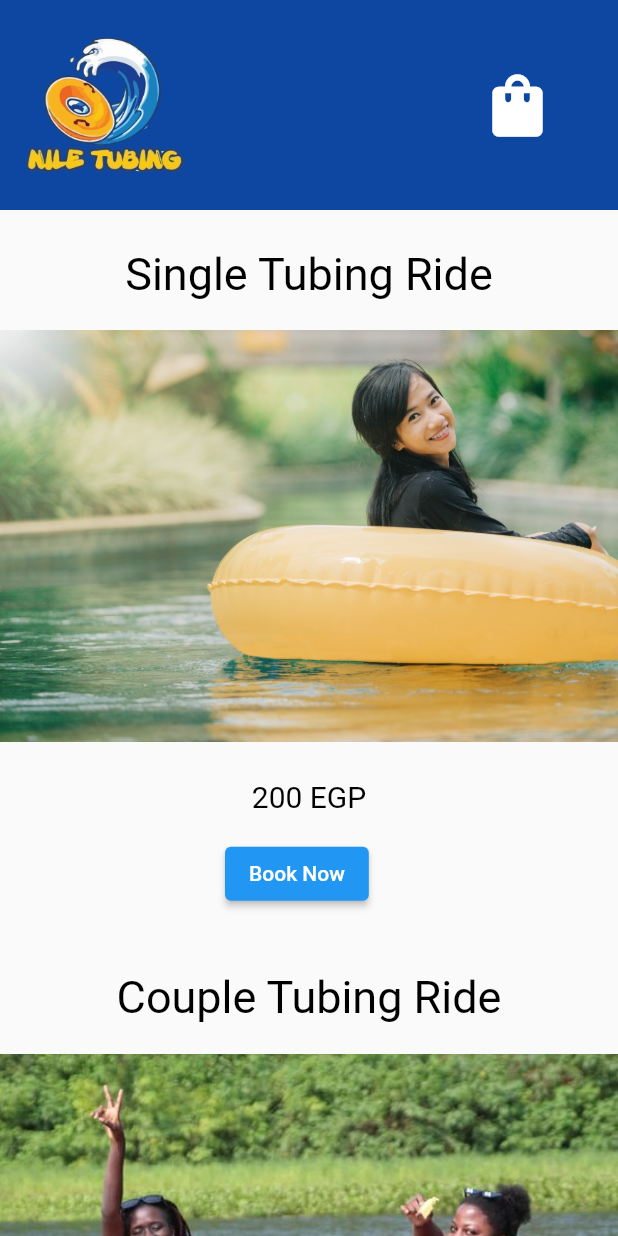
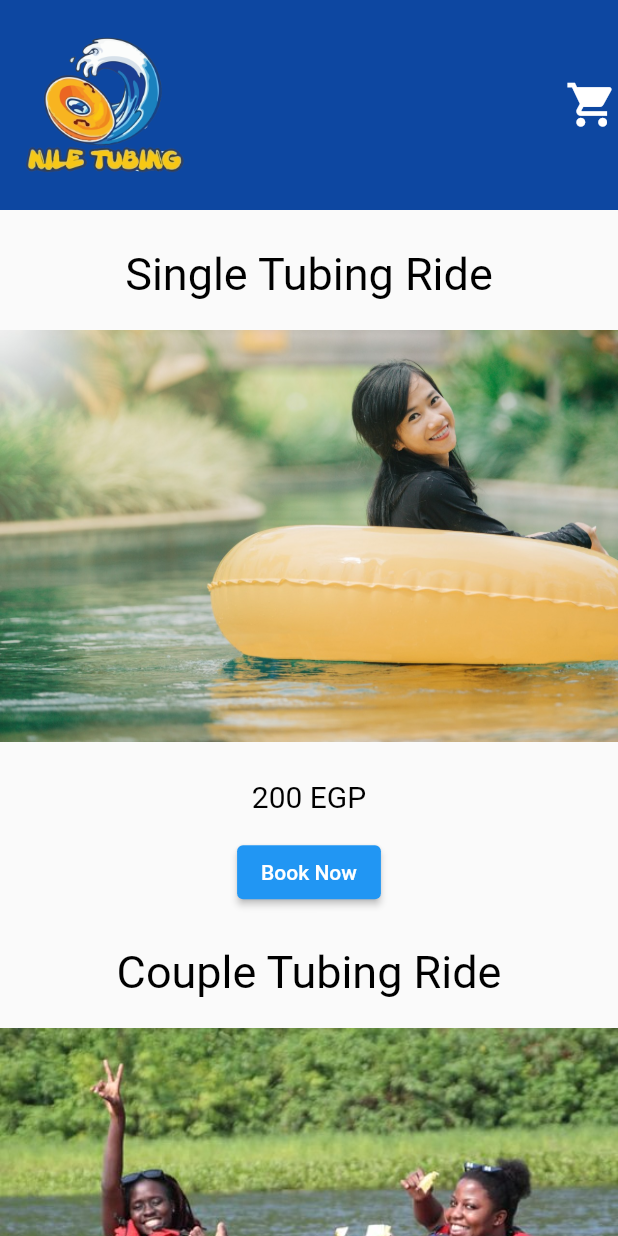
Before and after one commit to khaleddsaadd/Nile-Tubing-Mobile-App, a Flutter app: the Rides screen opened directly, on a phone screen of 412 x 824 dp. Run offline on Flutter 3.47's test engine with Material 2 defaults, Android fonts, the light colour scheme and no system bars.

Commit message:
Update Rides.dart

```diff
--- a/nile_tubing_app/lib/Rides.dart
+++ b/nile_tubing_app/lib/Rides.dart
@@ -11,10 +11,10 @@
       children: [
         Container(
           // ignore: prefer_const_literals_to_create_immutables
-          child: Row(children: [
+          child:
+              Row(mainAxisAlignment: MainAxisAlignment.spaceBetween, children: [
             Image.asset('assets/NTLogo.png'),
-            SizedBox(width: 180, height: 100),
-            Icon(Icons.shopping_bag, size: 50, color: Colors.white)
+            Icon(Icons.shopping_cart, size: 35, color: Colors.white)
           ]),
           height: 140,
           color: Colors.blue[900],
@@ -35,12 +35,16 @@
               style: TextStyle(fontSize: 20, color: Colors.black),
               textAlign: TextAlign.center),
         ),
-        Row(
+        Padding(
+          padding: EdgeInsets.only(top: 15),
+          child: Row(
             // ignore: prefer_const_literals_to_create_immutables
+            mainAxisAlignment: MainAxisAlignment.center,
+            crossAxisAlignment: CrossAxisAlignment.center,
             children: [
-            SizedBox(width: 150, height: 80),
               ElevatedButton(onPressed: () {}, child: Text('Book Now')),
             ],
+          ),
         ),
         Padding(
           padding: EdgeInsets.only(top: 25), //apply padding to some sides only
@@ -58,13 +62,17 @@
               style: TextStyle(fontSize: 20, color: Colors.black),
               textAlign: TextAlign.center),
         ),
-        Row(
+        Padding(
+          padding: EdgeInsets.only(top: 15),
+          child: Row(
             // ignore: prefer_const_literals_to_create_immutables
+            mainAxisAlignment: MainAxisAlignment.center,
+            crossAxisAlignment: CrossAxisAlignment.center,
             children: [
-            SizedBox(width: 150, height: 80),
               ElevatedButton(onPressed: () {}, child: Text('Book Now')),
             ],
-        )
+          ),
+        ),
       ],
     ));
   }
```
Lines whose indentation alone changed are shown as unchanged.
